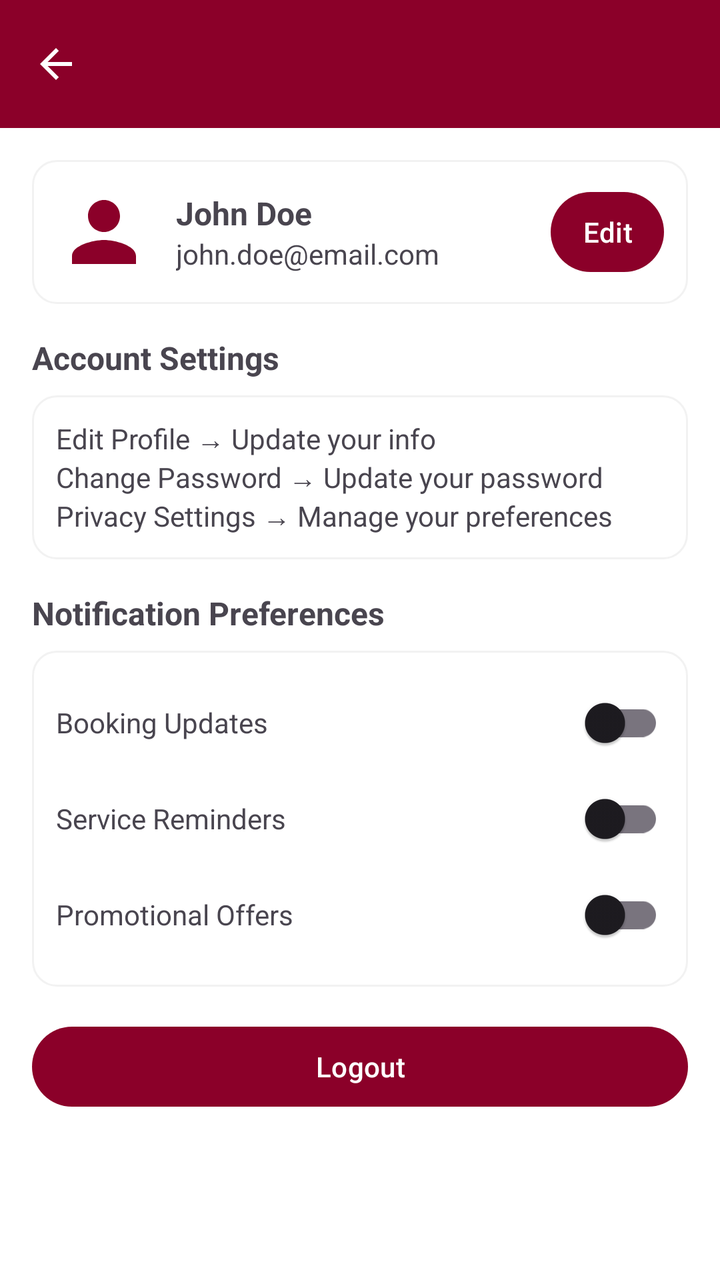
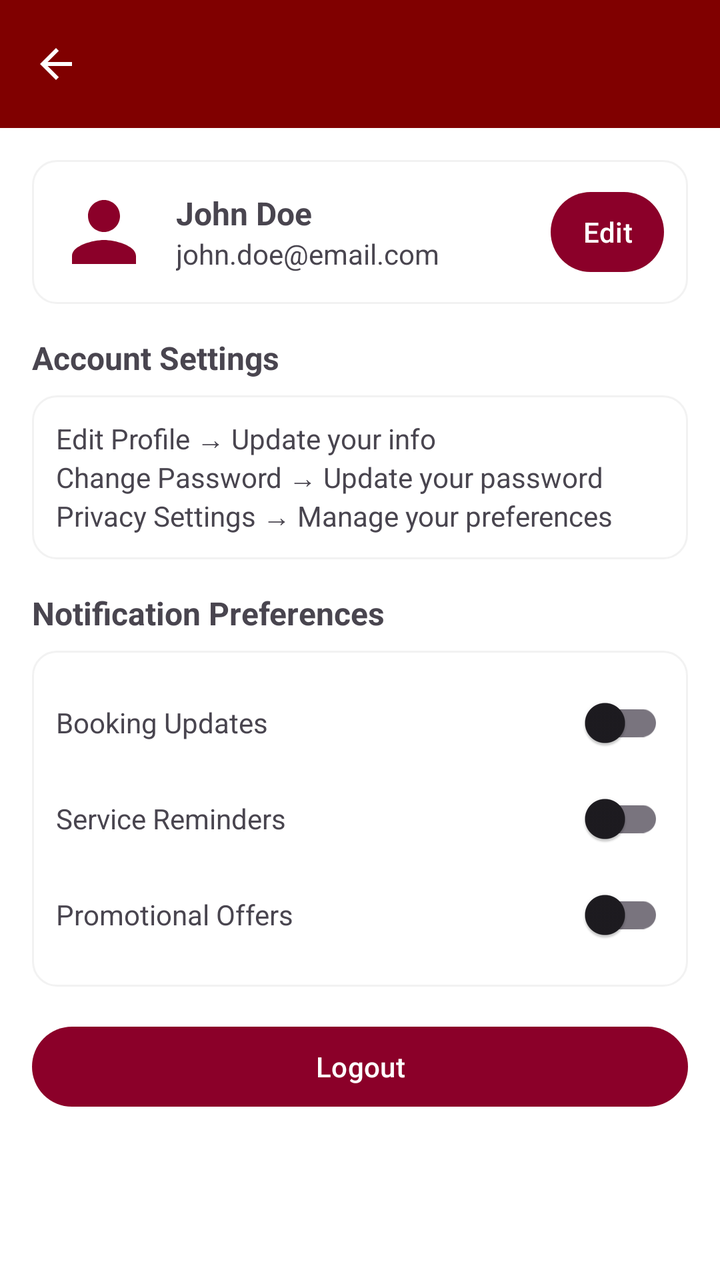

Two renders of the same Android screen: before a commit and after it. Below are the layout's source before the change and the commit's diff.
<!-- AndroidManifest.xml: application theme Theme.SemesterProject -->
<!-- res/layout/activity_settings.xml -->
<LinearLayout xmlns:android="http://schemas.android.com/apk/res/android"
    xmlns:app="http://schemas.android.com/apk/res-auto"
    xmlns:tools="http://schemas.android.com/tools"
    android:orientation="vertical"
    android:layout_width="match_parent"
    android:layout_height="match_parent"
    android:background="@color/white"
    android:id="@+id/main"
    tools:context=".customer.ui.SettingsActivity">

    
    <com.google.android.material.appbar.MaterialToolbar
        android:id="@+id/topAppBar"
        android:layout_width="match_parent"
        android:layout_height="wrap_content"
        android:background="@color/maroon"
        android:title="Settings"
        android:titleTextColor="@android:color/white"
        app:navigationIcon="@drawable/ic_arrow_back" />

    
    <ScrollView
        android:layout_width="match_parent"
        android:layout_height="match_parent"
        android:padding="16dp">

        <LinearLayout
            android:orientation="vertical"
            android:layout_width="match_parent"
            android:layout_height="wrap_content">

            
            <LinearLayout
                android:orientation="horizontal"
                android:layout_width="match_parent"
                android:layout_height="wrap_content"
                android:padding="12dp"
                android:background="@drawable/card_bg"
                android:gravity="center_vertical">

                <ImageView
                    android:layout_width="48dp"
                    android:layout_height="48dp"
                    android:src="@drawable/ic_profile"
                    android:layout_marginEnd="12dp"
                    app:tint="@color/maroon" />

                <LinearLayout
                    android:orientation="vertical"
                    android:layout_width="0dp"
                    android:layout_height="wrap_content"
                    android:layout_weight="1">

                    <TextView
                        android:layout_width="wrap_content"
                        android:layout_height="wrap_content"
                        android:text="John Doe"
                        android:textStyle="bold"
                        android:textSize="16sp" />

                    <TextView
                        android:layout_width="wrap_content"
                        android:layout_height="wrap_content"
                        android:text="john.doe@email.com"
                        android:textSize="14sp" />
                </LinearLayout>

                <com.google.android.material.button.MaterialButton
                    android:id="@+id/edtprofile"
                    android:layout_width="wrap_content"
                    android:layout_height="wrap_content"
                    android:text="Edit"
                    app:backgroundTint="@color/maroon"
                    android:textColor="@android:color/white"
                    android:minWidth="0dp"
                    android:paddingHorizontal="16dp" />
            </LinearLayout>

            
            <TextView
                android:layout_width="wrap_content"
                android:layout_height="wrap_content"
                android:text="Account Settings"
                android:textStyle="bold"
                android:textSize="16sp"
                android:layout_marginTop="16dp"
                android:layout_marginBottom="8dp" />

            
            <LinearLayout
                android:orientation="vertical"
                android:layout_width="match_parent"
                android:layout_height="wrap_content"
                android:background="@drawable/card_bg"
                android:padding="12dp">

                <TextView
                    android:layout_width="wrap_content"
                    android:layout_height="wrap_content"
                    android:text="Edit Profile → Update your info" />

                <TextView
                    android:layout_width="wrap_content"
                    android:layout_height="wrap_content"
                    android:text="Change Password → Update your password" />

                <TextView
                    android:layout_width="wrap_content"
                    android:layout_height="wrap_content"
                    android:text="Privacy Settings → Manage your preferences" />
            </LinearLayout>

            
            <TextView
                android:layout_width="wrap_content"
                android:layout_height="wrap_content"
                android:text="Notification Preferences"
                android:textStyle="bold"
                android:textSize="16sp"
                android:layout_marginTop="16dp"
                android:layout_marginBottom="8dp" />

            
            <LinearLayout
                android:orientation="vertical"
                android:layout_width="match_parent"
                android:layout_height="wrap_content"
                android:background="@drawable/card_bg"
                android:padding="12dp">

                
                <LinearLayout
                    android:layout_width="match_parent"
                    android:layout_height="wrap_content"
                    android:orientation="horizontal">

                    <TextView
                        android:layout_width="0dp"
                        android:layout_height="wrap_content"
                        android:layout_weight="1"
                        android:text="Booking Updates" />

                    <com.google.android.material.switchmaterial.SwitchMaterial
                        android:id="@+id/switchBookingUpdates"
                        android:layout_width="wrap_content"
                        android:layout_height="wrap_content" />
                </LinearLayout>

                
                <LinearLayout
                    android:layout_width="match_parent"
                    android:layout_height="wrap_content"
                    android:orientation="horizontal">

                    <TextView
                        android:layout_width="0dp"
                        android:layout_height="wrap_content"
                        android:layout_weight="1"
                        android:text="Service Reminders" />

                    <com.google.android.material.switchmaterial.SwitchMaterial
                        android:id="@+id/switchServiceReminders"
                        android:layout_width="wrap_content"
                        android:layout_height="wrap_content" />
                </LinearLayout>

                
                <LinearLayout
                    android:layout_width="match_parent"
                    android:layout_height="wrap_content"
                    android:orientation="horizontal">

                    <TextView
                        android:layout_width="0dp"
                        android:layout_height="wrap_content"
                        android:layout_weight="1"
                        android:text="Promotional Offers" />

                    <com.google.android.material.switchmaterial.SwitchMaterial
                        android:id="@+id/switchOffers"
                        android:layout_width="wrap_content"
                        android:layout_height="wrap_content" />
                </LinearLayout>
            </LinearLayout>

            
            <com.google.android.material.button.MaterialButton
                android:id="@+id/btnLogout"
                android:layout_width="match_parent"
                android:layout_height="wrap_content"
                android:text="Logout"
                android:textColor="@android:color/white"
                app:backgroundTint="@color/maroon"
                android:layout_marginTop="16dp"
                android:icon="@drawable/ic_logout"
                app:iconTint="@android:color/white" />
        </LinearLayout>
    </ScrollView>
</LinearLayout>
<!-- resources referenced by this layout -->
<resources>
  <color name="maroon">#8B0029</color>
  <color name="white">#FFFFFFFF</color>
  <!-- drawable card_bg (drawable) -->
  <shape xmlns:android="http://schemas.android.com/apk/res/android"
      android:shape="rectangle">
      <solid android:color="@color/white"/>
      <corners android:radius="12dp"/>
      <stroke android:width="1dp" android:color="@color/light_gray"/>
  </shape>
  <!-- drawable ic_arrow_back (drawable) -->
  <vector xmlns:android="http://schemas.android.com/apk/res/android"
      android:width="24dp"
      android:height="24dp"
      android:viewportWidth="24"
      android:viewportHeight="24">
      <path
          android:fillColor="#FFFFFF"
          android:pathData="M20,11H7.83l5.59,-5.59L12,4l-8,8 8,8 1.41,-1.41L7.83,13H20v-2z"/>
  </vector>
  <!-- drawable ic_logout (drawable) -->
  <vector xmlns:android="http://schemas.android.com/apk/res/android"
      android:width="24dp"
      android:height="24dp"
      android:viewportWidth="24"
      android:viewportHeight="24">
  
      
      <path
          android:fillColor="#000000"
          android:pathData="M3,3h12v18H3V3zM5,5v14h8V5H5z"/>
  
      
      <path
          android:fillColor="#000000"
          android:pathData="M19,12l-5,-5v3h-4v4h4v3l5,-5z"/>
  </vector>
  <!-- drawable ic_profile (drawable) -->
  <vector xmlns:android="http://schemas.android.com/apk/res/android"
      android:width="24dp"
      android:height="24dp"
      android:viewportWidth="24"
      android:viewportHeight="24">
      
      <path
          android:fillColor="#8B0029"
          android:pathData="M12,12c2.21,0 4,-1.79 4,-4s-1.79,-4 -4,-4 -4,1.79 -4,4 1.79,4 4,4zM12,14c-2.67,0 -8,1.34 -8,4v2h16v-2c0,-2.66 -5.33,-4 -8,-4z" />
  </vector>
  <style name="Theme.SemesterProject" parent="Base.Theme.SemesterProject" />
  <color name="light_gray">#F2F2F2</color>
  <style name="Base.Theme.SemesterProject" parent="Theme.Material3.DayNight.NoActionBar">
          
          
      </style>
</resources>

<!-- the commit's change to res/layout/activity_settings.xml (unified diff, before → after) -->
@@ -13,7 +13,7 @@
         android:id="@+id/topAppBar"
         android:layout_width="match_parent"
         android:layout_height="wrap_content"
-        android:background="@color/maroon"
+        android:background="@color/app_color"
         android:title="Settings"
         android:titleTextColor="@android:color/white"
         app:navigationIcon="@drawable/ic_arrow_back" />
<!-- resource entries referenced after the edit -->
@@ -1,5 +1,6 @@
 <!-- resources referenced by this layout -->
 <resources>
+  <color name="app_color">#800000</color>
   <color name="maroon">#8B0029</color>
   <color name="white">#FFFFFFFF</color>
   <!-- drawable card_bg (drawable) -->
